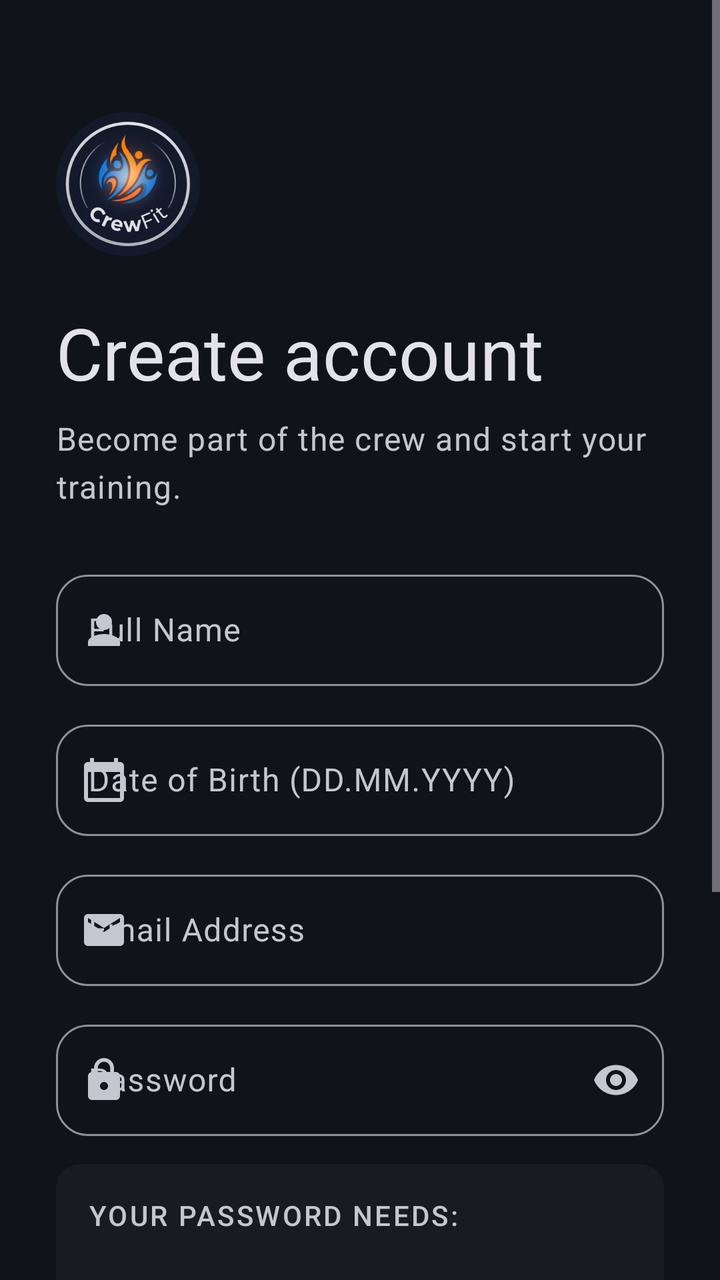
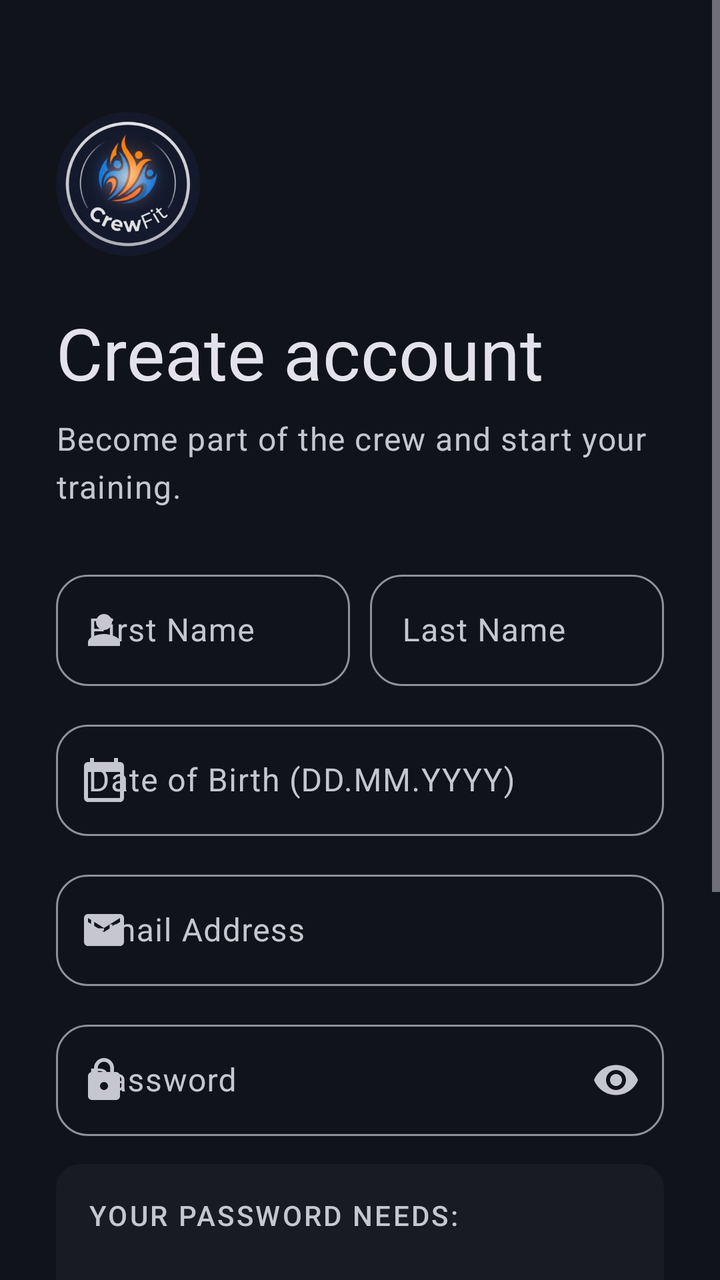

Before-and-after screenshots of an Android layout around one commit, followed by the original layout XML and the change that was made.
<!-- AndroidManifest.xml: application theme Theme.MobileSE -->
<!-- res/layout/screen_registration.xml -->
<?xml version="1.0" encoding="utf-8"?>
<ScrollView xmlns:android="http://schemas.android.com/apk/res/android"
    xmlns:app="http://schemas.android.com/apk/res-auto"
    android:layout_width="match_parent"
    android:layout_height="match_parent"
    android:fillViewport="true"
    android:background="?attr/colorSurface">

    
    <androidx.constraintlayout.widget.ConstraintLayout
        android:layout_width="match_parent"
        android:layout_height="wrap_content">

    <androidx.constraintlayout.widget.ConstraintLayout
        android:layout_width="0dp"
        android:layout_height="wrap_content"
        app:layout_constraintWidth_max="@dimen/content_max_width"
        app:layout_constraintStart_toStartOf="parent"
        app:layout_constraintEnd_toEndOf="parent"
        app:layout_constraintTop_toTopOf="parent"
        android:paddingTop="56dp"
        android:paddingStart="28dp"
        android:paddingEnd="28dp"
        android:paddingBottom="32dp">

        <com.google.android.material.card.MaterialCardView
            android:id="@+id/cvLogoContainer"
            android:layout_width="@dimen/logo_size_medium"
            android:layout_height="@dimen/logo_size_medium"
            app:cardCornerRadius="36dp"
            app:cardElevation="0dp"
            app:strokeWidth="0dp"
            app:cardBackgroundColor="@android:color/transparent"
            app:layout_constraintTop_toTopOf="parent"
            app:layout_constraintStart_toStartOf="parent">

            <ImageView
                android:layout_width="match_parent"
                android:layout_height="match_parent"
                android:src="@drawable/logo_new"
                android:contentDescription="@string/logo_desc"
                android:scaleType="centerCrop" />
        </com.google.android.material.card.MaterialCardView>

        <TextView
            android:id="@+id/tvCreateTitle"
            android:layout_width="0dp"
            android:layout_height="wrap_content"
            android:text="@string/create_account"
            android:textAppearance="?attr/textAppearanceDisplaySmall"
            android:textColor="?attr/colorOnSurface"
            android:layout_marginTop="24dp"
            app:layout_constraintTop_toBottomOf="@id/cvLogoContainer"
            app:layout_constraintStart_toStartOf="parent"
            app:layout_constraintEnd_toEndOf="parent" />

        <TextView
            android:id="@+id/tvRegSub"
            android:layout_width="0dp"
            android:layout_height="wrap_content"
            android:text="@string/register_sub"
            android:textAppearance="?attr/textAppearanceBodyLarge"
            android:textColor="?attr/colorOnSurfaceVariant"
            android:layout_marginTop="8dp"
            app:layout_constraintTop_toBottomOf="@id/tvCreateTitle"
            app:layout_constraintStart_toStartOf="parent"
            app:layout_constraintEnd_toEndOf="parent" />

        <com.google.android.material.textfield.TextInputLayout
            android:id="@+id/tilRegName"
            style="@style/Widget.CrewFit.TextField"
            android:layout_width="match_parent"
            android:layout_height="wrap_content"
            android:hint="@string/full_name_hint"
            android:layout_marginTop="28dp"
            app:layout_constraintTop_toBottomOf="@id/tvRegSub"
            app:startIconDrawable="@drawable/ic_person">

            <com.google.android.material.textfield.TextInputEditText
                android:id="@+id/etRegName"
                android:layout_width="match_parent"
                android:layout_height="wrap_content"
                android:autofillHints="name"
                android:inputType="textPersonName" />
        </com.google.android.material.textfield.TextInputLayout>

        <com.google.android.material.textfield.TextInputLayout
            android:id="@+id/tilRegBirth"
            style="@style/Widget.CrewFit.TextField"
            android:layout_width="match_parent"
            android:layout_height="wrap_content"
            android:hint="@string/birth_date_hint"
            android:layout_marginTop="14dp"
            app:layout_constraintTop_toBottomOf="@id/tilRegName"
            app:startIconDrawable="@drawable/ic_calendar">

            
            <com.google.android.material.textfield.TextInputEditText
                android:id="@+id/etRegBirthDate"
                android:layout_width="match_parent"
                android:layout_height="wrap_content"
                android:focusable="true"
                android:focusableInTouchMode="false"
                android:clickable="true"
                android:cursorVisible="false"
                android:inputType="none" />
        </com.google.android.material.textfield.TextInputLayout>

        <com.google.android.material.textfield.TextInputLayout
            android:id="@+id/tilRegEmail"
            style="@style/Widget.CrewFit.TextField"
            android:layout_width="match_parent"
            android:layout_height="wrap_content"
            android:hint="@string/email_hint"
            android:layout_marginTop="14dp"
            app:layout_constraintTop_toBottomOf="@id/tilRegBirth"
            app:startIconDrawable="@drawable/ic_mail">

            <com.google.android.material.textfield.TextInputEditText
                android:id="@+id/etRegEmail"
                android:layout_width="match_parent"
                android:layout_height="wrap_content"
                android:autofillHints="emailAddress"
                android:inputType="textEmailAddress" />
        </com.google.android.material.textfield.TextInputLayout>

        <com.google.android.material.textfield.TextInputLayout
            android:id="@+id/tilRegPass"
            style="@style/Widget.CrewFit.TextField"
            android:layout_width="match_parent"
            android:layout_height="wrap_content"
            android:hint="@string/password_hint"
            android:layout_marginTop="14dp"
            app:layout_constraintTop_toBottomOf="@id/tilRegEmail"
            app:startIconDrawable="@drawable/ic_lock"
            app:endIconMode="password_toggle">

            <com.google.android.material.textfield.TextInputEditText
                android:id="@+id/etRegPassword"
                android:layout_width="match_parent"
                android:layout_height="wrap_content"
                android:autofillHints="newPassword"
                android:inputType="textPassword" />
        </com.google.android.material.textfield.TextInputLayout>

        
        <com.google.android.material.card.MaterialCardView
            android:id="@+id/cvPasswordRules"
            style="@style/Widget.CrewFit.Card"
            android:layout_width="match_parent"
            android:layout_height="wrap_content"
            android:layout_marginTop="14dp"
            app:cardBackgroundColor="?attr/colorSurfaceContainerLow"
            app:shapeAppearance="@style/ShapeAppearance.CrewFit.Small"
            app:layout_constraintTop_toBottomOf="@id/tilRegPass">

            <LinearLayout
                android:id="@+id/llPasswordRules"
                android:layout_width="match_parent"
                android:layout_height="wrap_content"
                android:orientation="vertical"
                android:padding="16dp">

                <TextView
                    android:id="@+id/tvPasswordRulesTitle"
                    style="@style/TextAppearance.CrewFit.SectionLabel"
                    android:layout_width="wrap_content"
                    android:layout_height="wrap_content"
                    android:text="@string/pw_requirements_title"
                    android:layout_marginBottom="8dp" />

                <TextView
                    android:id="@+id/tvRuleLength"
                    style="@style/PasswordRule" />

                <TextView
                    android:id="@+id/tvRuleUppercase"
                    style="@style/PasswordRule" />

                <TextView
                    android:id="@+id/tvRuleLowercase"
                    style="@style/PasswordRule" />

                <TextView
                    android:id="@+id/tvRuleDigit"
                    style="@style/PasswordRule" />

                <TextView
                    android:id="@+id/tvRuleSpecial"
                    style="@style/PasswordRule" />
            </LinearLayout>
        </com.google.android.material.card.MaterialCardView>

        <com.google.android.material.button.MaterialButton
            android:id="@+id/btnDoRegister"
            style="@style/Widget.CrewFit.Button"
            android:layout_width="match_parent"
            android:layout_height="wrap_content"
            android:text="@string/register_btn"
            android:layout_marginTop="24dp"
            app:layout_constraintTop_toBottomOf="@id/cvPasswordRules" />

        <com.google.android.material.button.MaterialButton
            android:id="@+id/btnBackToLogin"
            style="@style/Widget.CrewFit.Button.Text"
            android:layout_width="match_parent"
            android:layout_height="wrap_content"
            android:text="@string/login_prompt"
            android:layout_marginTop="6dp"
            app:layout_constraintTop_toBottomOf="@id/btnDoRegister" />

    </androidx.constraintlayout.widget.ConstraintLayout>
    </androidx.constraintlayout.widget.ConstraintLayout>
</ScrollView>
<!-- resources referenced by this layout -->
<resources>
  <dimen name="content_max_width">2000dp</dimen>
  <dimen name="logo_size_medium">72dp</dimen>
  <string name="birth_date_hint">Date of Birth (DD.MM.YYYY)</string>
  <string name="create_account">Create account</string>
  <string name="email_hint">Email Address</string>
  <string name="full_name_hint">Full Name</string>
  <string name="login_prompt">Already have an account? Login</string>
  <string name="logo_desc">CrewFit Logo</string>
  <string name="password_hint">Password</string>
  <string name="pw_requirements_title">Your password needs:</string>
  <string name="register_btn">Register Now</string>
  <string name="register_sub">Become part of the crew and start your training.</string>
  <style name="ShapeAppearance.CrewFit.Small" parent="ShapeAppearance.Material3.Corner.Small">
          <item name="cornerSize">12dp</item>
      </style>
  <style name="Widget.CrewFit.Button.Text" parent="Widget.Material3.Button.TextButton" />
  <style name="Theme.MobileSE" parent="Base.Theme.MobileSE" />
  <color name="md_on_surface_variant">#C6C6D0</color>
  <color name="md_surface_container">#1C1F26</color>
  <style name="ShapeAppearance.CrewFit.Medium" parent="ShapeAppearance.Material3.Corner.Medium">
          <item name="cornerSize">20dp</item>
      </style>
  <color name="md_primary">#AEB6FF</color>
  <color name="md_on_primary">#1B1B5C</color>
  <color name="md_primary_container">#3A3F9E</color>
  <color name="md_on_primary_container">#E0E3FF</color>
  <color name="md_secondary">#6FE7B7</color>
  <color name="md_on_secondary">#00382A</color>
  <color name="md_secondary_container">#00513E</color>
  <color name="md_on_secondary_container">#8CFFD1</color>
  <color name="md_tertiary">#FFB77C</color>
  <color name="md_on_tertiary">#4A2800</color>
  <color name="md_tertiary_container">#6A3B00</color>
  <color name="md_on_tertiary_container">#FFDCC2</color>
  <color name="md_error">#FFB4AB</color>
  <color name="md_on_error">#690005</color>
  <color name="md_error_container">#93000A</color>
  <color name="md_on_error_container">#FFDAD6</color>
  <color name="md_surface">#101319</color>
  <color name="md_on_surface">#E3E2E9</color>
  <color name="md_surface_variant">#45464F</color>
  <color name="md_surface_container_lowest">#0B0E13</color>
  <color name="md_surface_container_low">#181B21</color>
  <color name="md_surface_container_high">#272A31</color>
  <color name="md_surface_container_highest">#32353C</color>
  <color name="md_outline">#90909A</color>
  <color name="md_outline_variant">#45464F</color>
  <color name="md_inverse_surface">#E3E2E9</color>
  <color name="md_inverse_on_surface">#2E3036</color>
  <style name="ShapeAppearance.CrewFit.Large" parent="ShapeAppearance.Material3.Corner.Large">
          <item name="cornerSize">28dp</item>
      </style>
  <style name="Widget.CrewFit.BottomNav.Indicator" parent="Widget.Material3.BottomNavigationView.ActiveIndicator">
          <item name="android:color">@android:color/transparent</item>
      </style>
  <style name="MaterialAlertDialog.CrewFit" parent="MaterialAlertDialog.Material3">
          <item name="shapeAppearance">@style/ShapeAppearance.CrewFit.Large</item>
          <item name="backgroundTint">@color/md_surface_container_high</item>
      </style>
  <style name="MaterialAlertDialog.CrewFit.Title" parent="MaterialAlertDialog.Material3.Title.Text">
          <item name="android:textAppearance">?attr/textAppearanceHeadlineSmall</item>
          <item name="android:textColor">@color/md_on_surface</item>
      </style>
  <style name="Widget.CrewFit.Dialog.Button" parent="Widget.Material3.Button.TextButton.Dialog">
          <item name="android:textColor">@color/md_primary</item>
          <item name="android:textAppearance">?attr/textAppearanceLabelLarge</item>
      </style>
  <!-- unchanged entries left out for length: 14 -->
</resources>

<!-- the commit's change to res/layout/screen_registration.xml (unified diff, before → after) -->
@@ -66,23 +66,48 @@
             app:layout_constraintStart_toStartOf="parent"
             app:layout_constraintEnd_toEndOf="parent" />
 
-        <com.google.android.material.textfield.TextInputLayout
-            android:id="@+id/tilRegName"
-            style="@style/Widget.CrewFit.TextField"
-            android:layout_width="match_parent"
-            android:layout_height="wrap_content"
-            android:hint="@string/full_name_hint"
+        
+        <LinearLayout
+            android:id="@+id/llRegName"
+            android:layout_width="match_parent"
+            android:layout_height="wrap_content"
             android:layout_marginTop="28dp"
-            app:layout_constraintTop_toBottomOf="@id/tvRegSub"
-            app:startIconDrawable="@drawable/ic_person">
-
-            <com.google.android.material.textfield.TextInputEditText
-                android:id="@+id/etRegName"
-                android:layout_width="match_parent"
-                android:layout_height="wrap_content"
-                android:autofillHints="name"
-                android:inputType="textPersonName" />
-        </com.google.android.material.textfield.TextInputLayout>
+            android:baselineAligned="false"
+            android:orientation="horizontal"
+            app:layout_constraintTop_toBottomOf="@id/tvRegSub">
+
+            <com.google.android.material.textfield.TextInputLayout
+                style="@style/Widget.CrewFit.TextField"
+                android:layout_width="0dp"
+                android:layout_height="wrap_content"
+                android:layout_weight="1"
+                android:hint="@string/first_name_hint"
+                app:startIconDrawable="@drawable/ic_person">
+
+                <com.google.android.material.textfield.TextInputEditText
+                    android:id="@+id/etRegFirstName"
+                    android:layout_width="match_parent"
+                    android:layout_height="wrap_content"
+                    android:autofillHints="personGivenName"
+                    android:inputType="textPersonName" />
+            </com.google.android.material.textfield.TextInputLayout>
+
+            <com.google.android.material.textfield.TextInputLayout
+                style="@style/Widget.CrewFit.TextField"
+                android:layout_width="0dp"
+                android:layout_height="wrap_content"
+                android:layout_weight="1"
+                android:layout_marginStart="10dp"
+                android:hint="@string/last_name_hint">
+
+                <com.google.android.material.textfield.TextInputEditText
+                    android:id="@+id/etRegLastName"
+                    android:layout_width="match_parent"
+                    android:layout_height="wrap_content"
+                    android:autofillHints="personFamilyName"
+                    android:inputType="textPersonName" />
+            </com.google.android.material.textfield.TextInputLayout>
+        </LinearLayout>
 
         <com.google.android.material.textfield.TextInputLayout
             android:id="@+id/tilRegBirth"
@@ -91,7 +116,7 @@
             android:layout_height="wrap_content"
             android:hint="@string/birth_date_hint"
             android:layout_marginTop="14dp"
-            app:layout_constraintTop_toBottomOf="@id/tilRegName"
+            app:layout_constraintTop_toBottomOf="@id/llRegName"
             app:startIconDrawable="@drawable/ic_calendar">
 
             
<!-- resource entries referenced after the edit -->
@@ -5,7 +5,8 @@
   <string name="birth_date_hint">Date of Birth (DD.MM.YYYY)</string>
   <string name="create_account">Create account</string>
   <string name="email_hint">Email Address</string>
-  <string name="full_name_hint">Full Name</string>
+  <string name="first_name_hint">First Name</string>
+  <string name="last_name_hint">Last Name</string>
   <string name="login_prompt">Already have an account? Login</string>
   <string name="logo_desc">CrewFit Logo</string>
   <string name="password_hint">Password</string>
